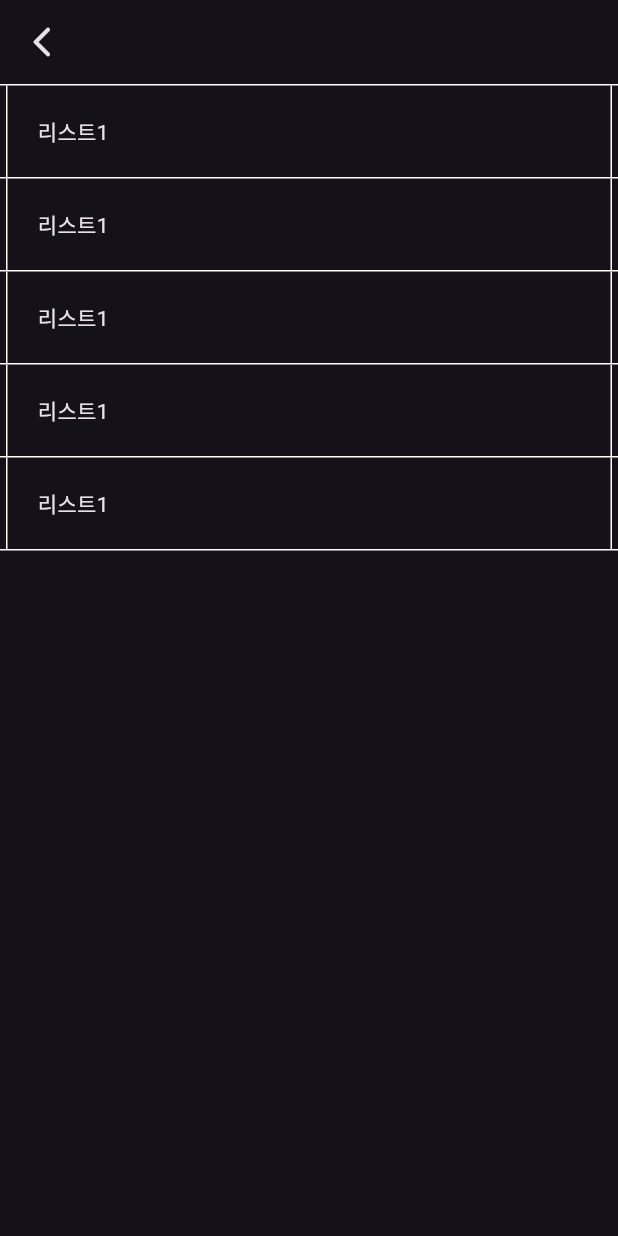
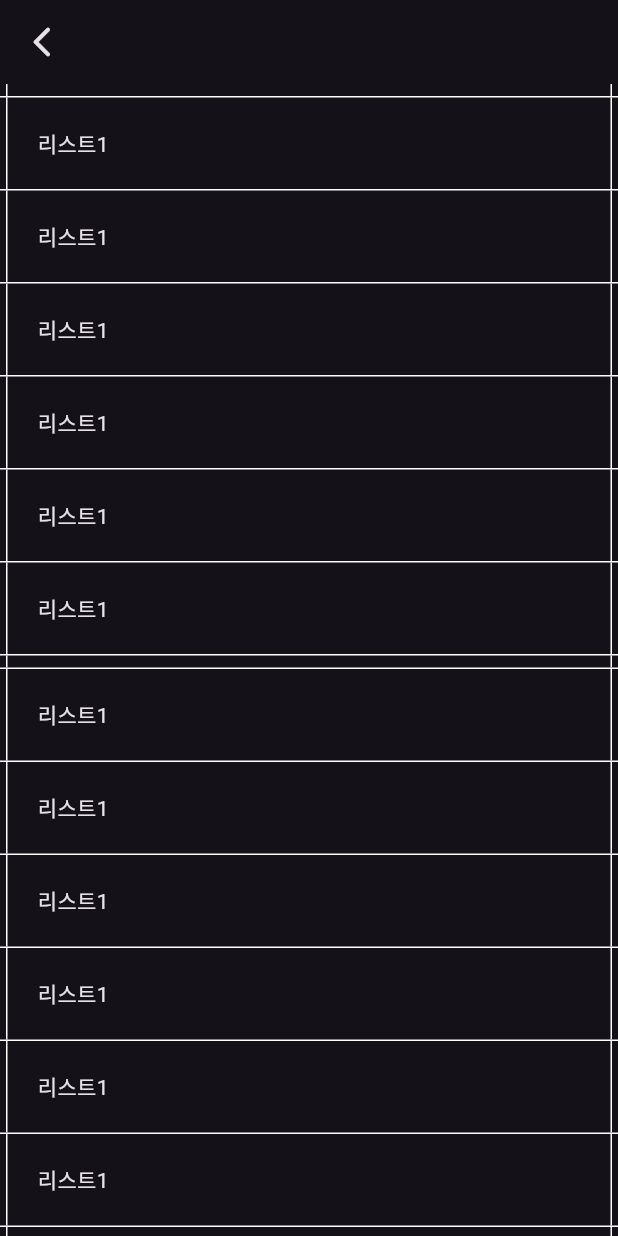
Before and after one commit to Team-DR-Labs/bandy-app, a Flutter app: the screen it shows after launch, on a phone screen of 412 x 824 dp. Run offline on Flutter 3.47's test engine with Material 3 defaults, Android fonts, the phone set to English and light mode, and no system bars; our stand-ins replace go_router.

Commit message:
feat: details page example

```diff
--- a/lib/features/event_details/src/event_details_page.dart
+++ b/lib/features/event_details/src/event_details_page.dart
@@ -1,3 +1,5 @@
+import 'dart:math';
+
 import 'package:bandy/core/bds/bds.dart';
 import 'package:flutter/material.dart';
 
@@ -21,8 +23,13 @@ final class _EventDetailsPageState extends State<EventDetailsPage> {
         ),
       ),
       body: ListView.builder(
-        itemCount: 5,
+        itemCount: 50,
         itemBuilder: (context, index) {
+          if (index % 7 == 0) {
+            return GridBorderSpacer.vertical(
+              height: 8.0,
+            );
+          }
           return GridBorderLayout(
             top: index == 0,
             child: Padding(
```
